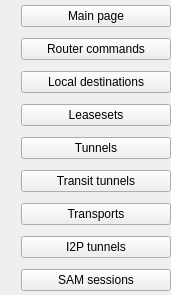
PurpleI2P/i2pd, file qt/i2pd_qt/statusbuttons.ui: the form before one commit.
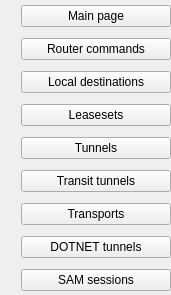
The form after the commit.

What changed in the file:
```diff
--- a/qt/i2pd_qt/statusbuttons.ui
+++ b/qt/i2pd_qt/statusbuttons.ui
@@ -138,7 +138,7 @@
        </size>
       </property>
       <property name="text">
-       <string>I2P tunnels</string>
+       <string>DOTNET tunnels</string>
       </property>
      </widget>
     </item>
```
Left out of the diff: 2 changed lines with no effect on the pictures.
